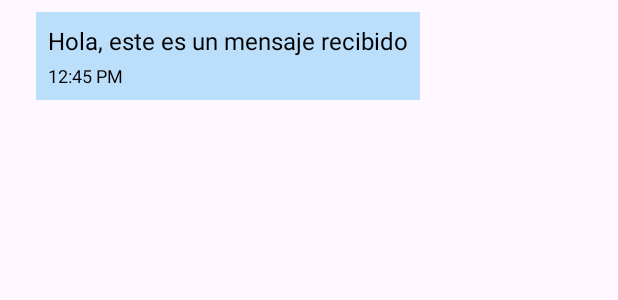
After one commit to MarcENTI/AppCompanion, an Android app: the layout item_message_received.xml on its own in the app's theme, with its tools: preview values and no code run, on a phone screen of 412 x 824 dp. The commit adds this screen. Shown: the top 300 px of the screen. Run offline under Robolectric (Android 15) with nearby library versions, the phone set to English and light mode, and no system bars.

Commit message:
messages still not in firebase

```diff
--- /dev/null
+++ b/CompanionPersona/app/src/main/res/layout/item_message_received.xml
@@ -0,0 +1,38 @@
+<?xml version="1.0" encoding="utf-8"?>
+<LinearLayout
+    xmlns:android="http://schemas.android.com/apk/res/android"
+    android:layout_width="match_parent"
+    android:layout_height="wrap_content"
+    android:orientation="vertical"
+    android:padding="8dp"
+    android:gravity="start">
+
+    <LinearLayout
+        android:layout_width="wrap_content"
+        android:layout_height="wrap_content"
+        android:orientation="vertical"
+        android:background="#BBDEFB"
+        android:padding="8dp"
+        android:layout_marginBottom="8dp"
+        android:layout_marginStart="16dp"
+        android:layout_marginEnd="64dp">
+
+        <TextView
+            android:id="@+id/textMessage"
+            android:layout_width="wrap_content"
+            android:layout_height="wrap_content"
+            android:text="Hola, este es un mensaje recibido"
+            android:textColor="@android:color/black"
+            android:textSize="16sp" />
+
+        <TextView
+            android:id="@+id/textTimestamp"
+            android:layout_width="wrap_content"
+            android:layout_height="wrap_content"
+            android:text="12:45 PM"
+            android:textColor="@android:color/black"
+            android:textSize="12sp"
+            android:gravity="end"
+            android:layout_marginTop="4dp" />
+    </LinearLayout>
+</LinearLayout>
```
Also changed, not shown: CompanionPersona/app/src/main/java/firebase/companionPersona/enti24/InternalChatUsers.kt (+89 -33 lines), CompanionPersona/app/src/main/java/firebase/companionPersona/enti24/MessageAdapter.kt (added, +69 -0 lines), CompanionPersona/app/src/main/res/layout/activity_internal_chat_users.xml (+9 -3 lines), CompanionPersona/app/src/main/res/layout/item_message_sent.xml (added, +38 -0 lines).
